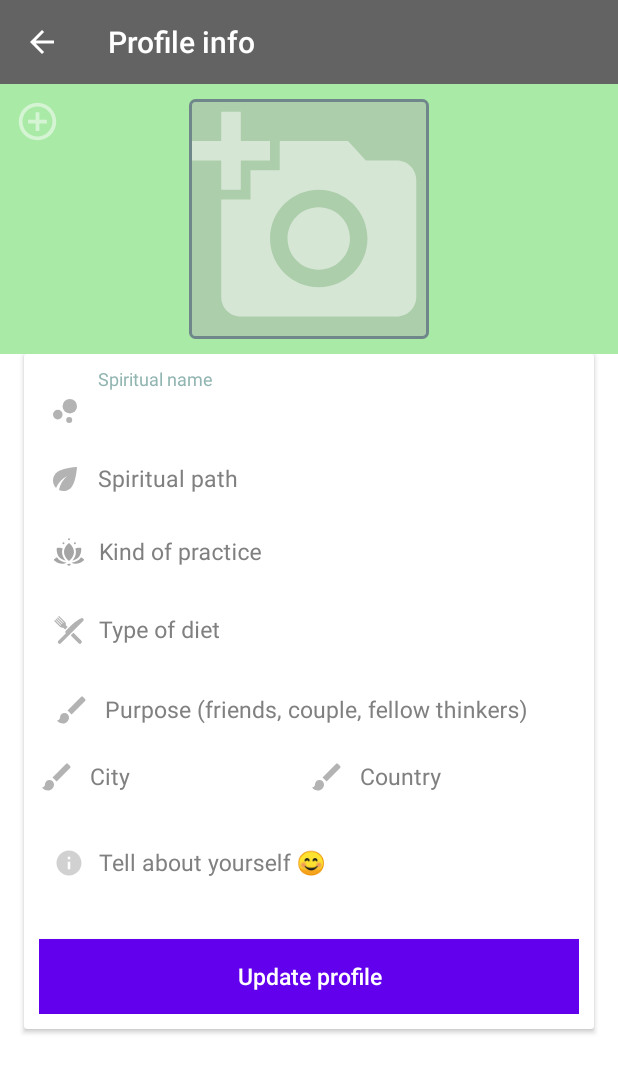
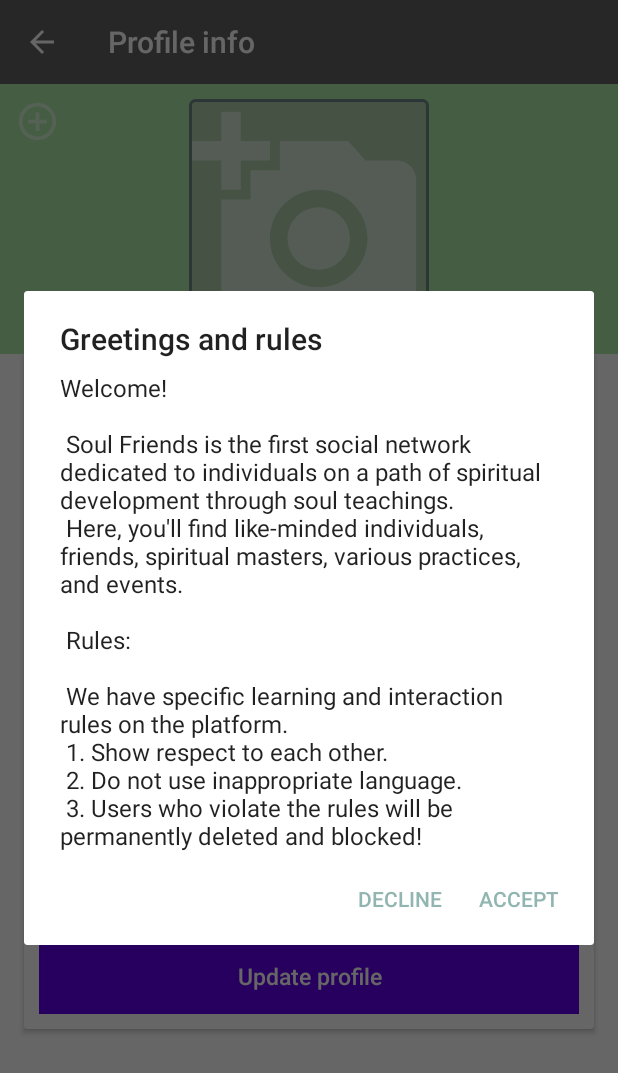
Before and after one commit to alexanderbkl/yoganetwork, an Android app: the PostRegistrationActivity screen opened directly, with no data from a screen before it, after a tap on "Update profile", on a phone screen of 412 x 824 dp. Shown: the top 1073 px of the screen. Run offline under Robolectric (Android 15) with nearby library versions, the light colour scheme and no system bars; our stand-ins replace Firebase (no records; nobody signed in at launch, a user with empty details on screens opened directly), Picasso; pictures from the network do not load.

Commit message:
fix small mistake

```diff
--- a/app/src/main/java/com/amit/yoganet/PostRegistrationActivity.java
+++ b/app/src/main/java/com/amit/yoganet/PostRegistrationActivity.java
@@ -189,7 +189,7 @@ public class PostRegistrationActivity extends AppCompatActivity {
         updateBtn.setOnClickListener(new View.OnClickListener() {
             @Override
             public void onClick(View view) {
-                if (isRegistered) {
+                if (!isRegistered) {
                     AlertDialog.Builder userPolicyDialog = new AlertDialog.Builder(PostRegistrationActivity.this);
                     userPolicyDialog.setTitle(R.string.user_rules_title);
                     userPolicyDialog.setMessage(R.string.user_rules_message);
```
